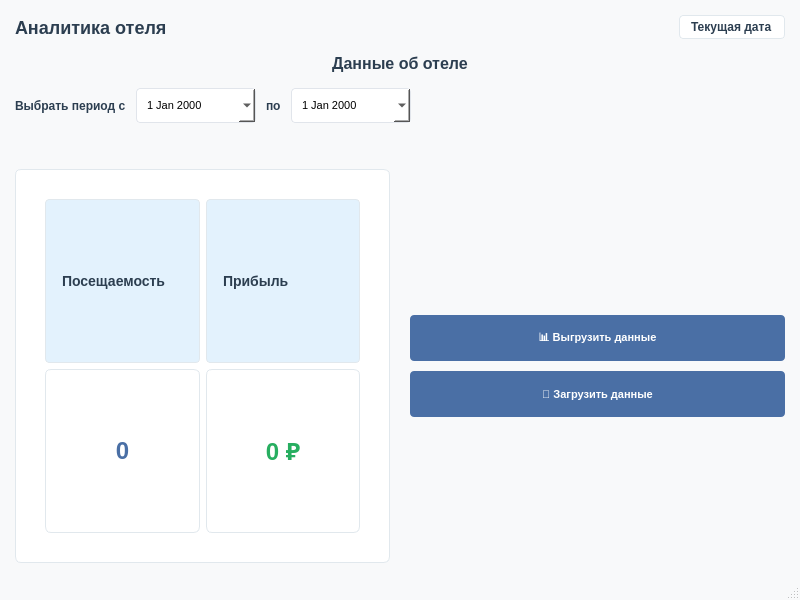
Before: the Qt Designer form UI/Admin/загрузка и выгрузка переделенная.ui in Ainyr-Akhmadishin/Hotel_management_system, drawn with Qt 5.
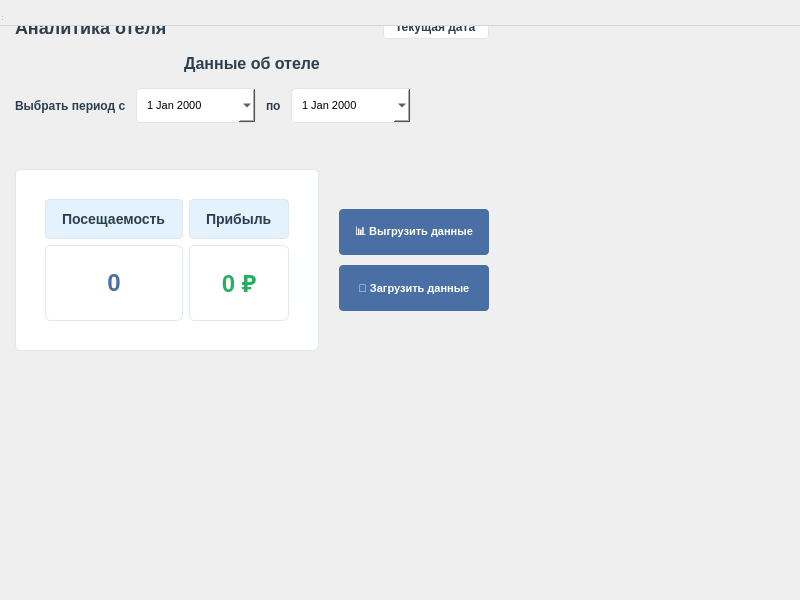
After: the same form once the commit is applied.

```diff
--- a/UI/Admin/загрузка и выгрузка переделенная.ui
+++ b/UI/Admin/загрузка и выгрузка переделенная.ui
@@ -1,7 +1,7 @@
 <?xml version="1.0" encoding="UTF-8"?>
 <ui version="4.0">
  <class>MainWindow</class>
- <widget class="QMainWindow" name="MainWindow">
+ <widget class="QDialog" name="MainWindow">
   <property name="geometry">
    <rect>
     <x>0</x>
```
